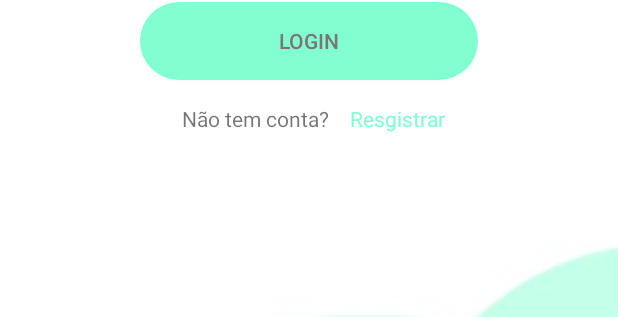
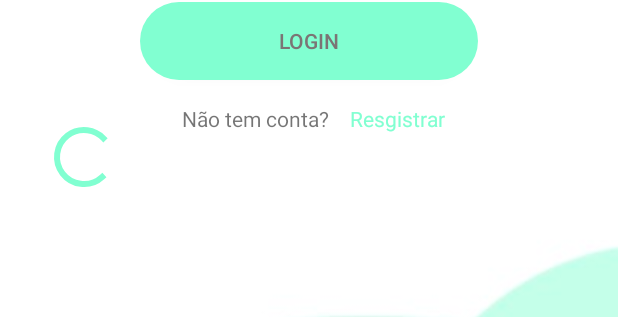
Before and after one commit to J4yP1/VirtualClass, an Android app: the layout fragment_login_p.xml on its own in the app's theme, with its tools: preview values and no code run, on a phone screen of 412 x 824 dp. Shown: the part 831-1148 px from the top of the screen. Run offline under Robolectric (Android 15) with nearby library versions, the light colour scheme and no system bars.

Commit message:
login and recover backend with firebaseAuth done and tested main_graph.xml updated

```diff
--- a/app/src/main/java/com/example/trabalho_pmeu/ui/auth/RegisterFragment.kt
+++ b/app/src/main/java/com/example/trabalho_pmeu/ui/auth/RegisterFragment.kt
@@ -74,7 +74,7 @@ class RegisterFragment : Fragment() {
          auth.createUserWithEmailAndPassword(email, password)
              .addOnCompleteListener(requireActivity()) { task ->
                  if (task.isSuccessful) {
-                     findNavController().navigate(R.id.action_loginP_to_homeP)
+                     findNavController().navigate(R.id.action_registerP_to_homeP)
                  } else {
                      /*showBottomSheet(
                          message = FirebaseHelper.validError(
--- a/app/src/main/res/layout/fragment_login_p.xml
+++ b/app/src/main/res/layout/fragment_login_p.xml
@@ -1,18 +1,19 @@
 <?xml version="1.0" encoding="utf-8"?>
 <FrameLayout xmlns:android="http://schemas.android.com/apk/res/android"
+    xmlns:app="http://schemas.android.com/apk/res-auto"
     xmlns:tools="http://schemas.android.com/tools"
     android:layout_width="match_parent"
     android:layout_height="match_parent"
     tools:context=".ui.auth.LoginFragment">
 
-    <androidx.constraintlayout.widget.ConstraintLayout xmlns:android="http://schemas.android.com/apk/res/android"
-        xmlns:app="http://schemas.android.com/apk/res-auto"
+    <androidx.constraintlayout.widget.ConstraintLayout
         android:layout_width="match_parent"
         android:layout_height="match_parent"
         android:background="@drawable/background"
         tools:context=".LoginPage">
 
         <TextView
+            android:id="@+id/textView"
             android:layout_width="wrap_content"
             android:layout_height="wrap_content"
             android:text="@string/bem_vindo_de_volta"
@@ -48,7 +49,7 @@
             android:drawablePadding="10dp"
             android:ems="10"
             android:hint="@string/e_mail_hint"
-            android:inputType="text"
+            android:inputType="textEmailAddress"
             android:minHeight="48dp"
             android:paddingStart="20dp"
             android:paddingTop="10dp"
@@ -57,6 +58,7 @@
             android:textColor="#7B7575"
             android:textColorHint="#7B7575"
             app:layout_constraintEnd_toEndOf="parent"
+            app:layout_constraintHorizontal_bias="0.0"
             app:layout_constraintStart_toStartOf="parent"
             app:layout_constraintTop_toBottomOf="@+id/imageView"
             tools:ignore="TextFields" />
@@ -131,6 +133,19 @@
             app:layout_constraintStart_toStartOf="parent"
             app:layout_constraintTop_toBottomOf="@+id/edtPassword" />
 
+        <ProgressBar
+            android:id="@+id/progressBar"
+            android:layout_width="wrap_content"
+            android:layout_height="wrap_content"
+            android:indeterminateTint="@color/verde"
+            android:visibility="invisible"
+            app:layout_constraintBottom_toBottomOf="parent"
+            app:layout_constraintEnd_toEndOf="parent"
+            app:layout_constraintHorizontal_bias="0.088"
+            app:layout_constraintStart_toStartOf="parent"
+            app:layout_constraintTop_toTopOf="parent"
+            app:layout_constraintVertical_bias="0.818"
+            tools:visibility="visible" />
 
     </androidx.constraintlayout.widget.ConstraintLayout>
 
```
Also changed, not shown: app/src/main/java/com/example/trabalho_pmeu/ui/auth/LoginFragment.kt (+22 -18 lines), app/src/main/java/com/example/trabalho_pmeu/ui/auth/RecoverFragment.kt (+70 -10 lines), app/src/main/res/layout/fragment_recover.xml (+18 -4 lines), app/src/main/res/navigation/main_graph.xml (+12 -2 lines).
